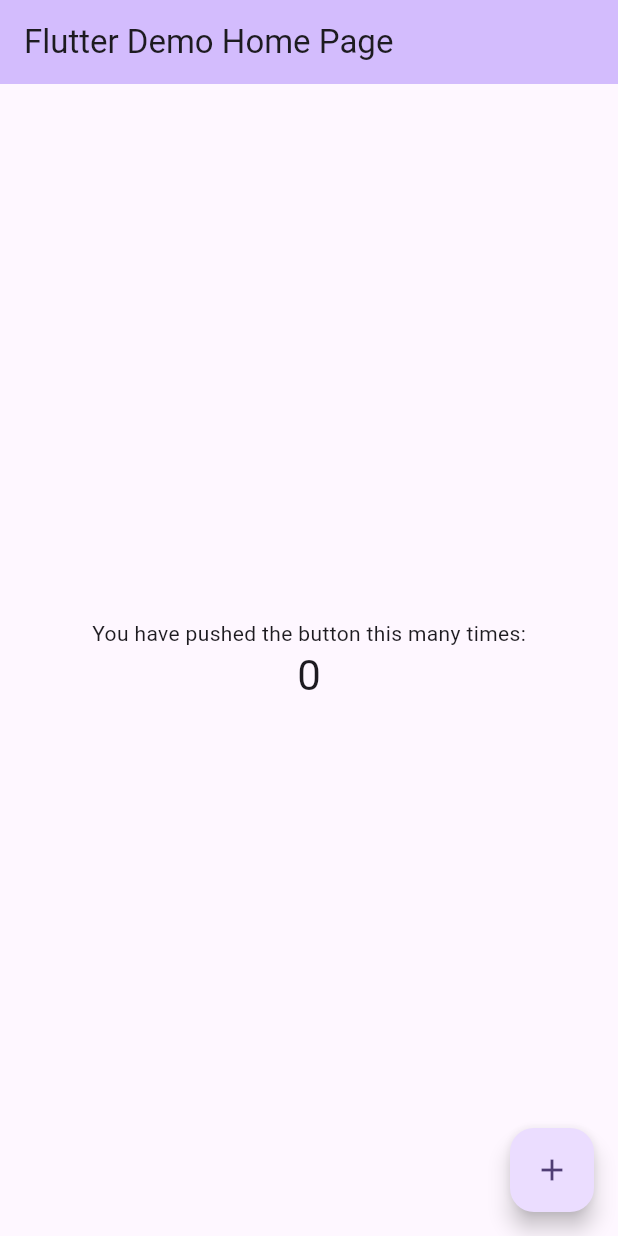
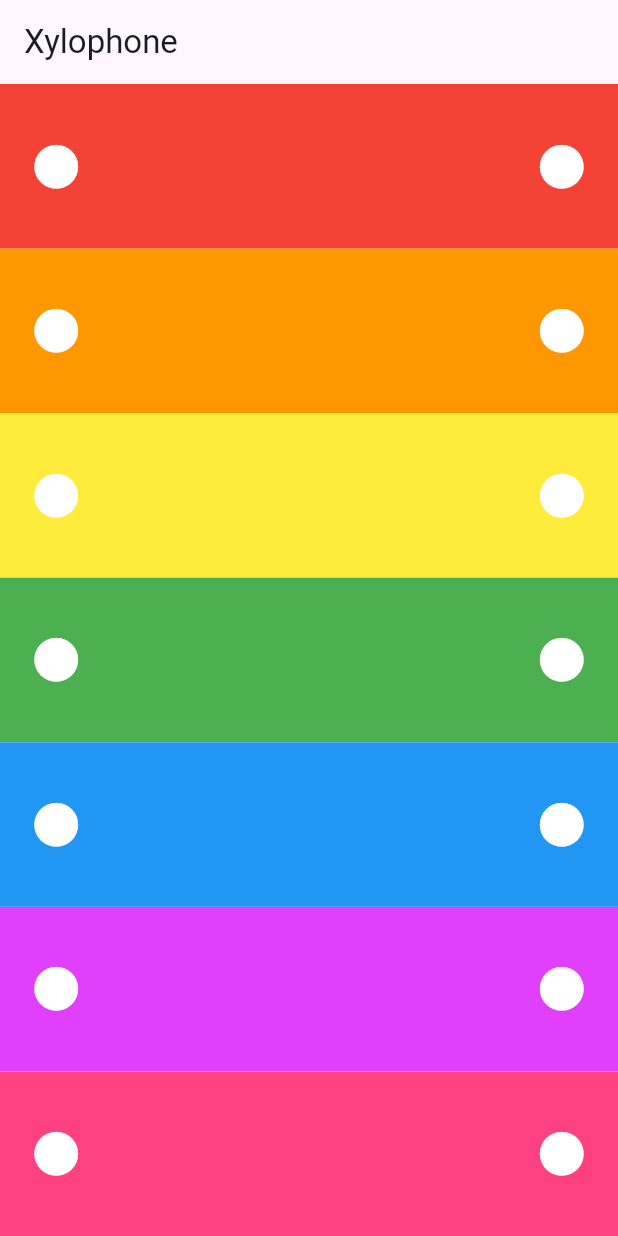
Before and after one commit to LeenMaraqa/Flutter-Training-Apps, a Flutter app: the screen it shows after launch, on a phone screen of 412 x 824 dp. Run offline on Flutter 3.47's test engine with Material 3 defaults, Android fonts, the phone set to English and light mode, and no system bars; our stand-ins replace just_audio.

Commit message:
feat(xylophone): build xylophone UI and implement sound functionality

```diff
--- a/lib/main.dart
+++ b/lib/main.dart
@@ -1,4 +1,5 @@
 import 'package:flutter/material.dart';
+import 'package:flutter_training_apps/xylophone/xylophone.dart';
 
 void main() {
   runApp(const MyApp());
@@ -7,116 +8,8 @@ void main() {
 class MyApp extends StatelessWidget {
   const MyApp({super.key});
 
-  // This widget is the root of your application.
   @override
   Widget build(BuildContext context) {
-    return MaterialApp(
-      title: 'Flutter Demo',
-      theme: ThemeData(
-        // This is the theme of your application.
-        //
-        // TRY THIS: Try running your application with "flutter run". You'll see
-        // the application has a purple toolbar. Then, without quitting the app,
-        // try changing the seedColor in the colorScheme below to Colors.green
-        // and then invoke "hot reload" (save your changes or press the "hot
-        // reload" button in a Flutter-supported IDE, or press "r" if you used
-        // the command line to start the app).
-        //
-        // Notice that the counter didn't reset back to zero; the application
-        // state is not lost during the reload. To reset the state, use hot
-        // restart instead.
-        //
-        // This works for code too, not just values: Most code changes can be
-        // tested with just a hot reload.
-        colorScheme: ColorScheme.fromSeed(seedColor: Colors.deepPurple),
-      ),
-      home: const MyHomePage(title: 'Flutter Demo Home Page'),
-    );
+    return Xylophone();
   }
 }
-
-class MyHomePage extends StatefulWidget {
-  const MyHomePage({super.key, required this.title});
-
-  // This widget is the home page of your application. It is stateful, meaning
-  // that it has a State object (defined below) that contains fields that affect
-  // how it looks.
-
-  // This class is the configuration for the state. It holds the values (in this
-  // case the title) provided by the parent (in this case the App widget) and
-  // used by the build method of the State. Fields in a Widget subclass are
-  // always marked "final".
-
-  final String title;
-
-  @override
-  State<MyHomePage> createState() => _MyHomePageState();
-}
-
-class _MyHomePageState extends State<MyHomePage> {
-  int _counter = 0;
-
-  void _incrementCounter() {
-    setState(() {
-      // This call to setState tells the Flutter framework that something has
-      // changed in this State, which causes it to rerun the build method below
-      // so that the display can reflect the updated values. If we changed
-      // _counter without calling setState(), then the build method would not be
-      // called again, and so nothing would appear to happen.
-      _counter++;
-    });
-  }
-
-  @override
-  Widget build(BuildContext context) {
-    // This method is rerun every time setState is called, for instance as done
-    // by the _incrementCounter method above.
-    //
-    // The Flutter framework has been optimized to make rerunning build methods
-    // fast, so that you can just rebuild anything that needs updating rather
-    // than having to individually change instances of widgets.
-    return Scaffold(
-      appBar: AppBar(
-        // TRY THIS: Try changing the color here to a specific color (to
-        // Colors.amber, perhaps?) and trigger a hot reload to see the AppBar
-        // change color while the other colors stay the same.
-        backgroundColor: Theme.of(context).colorScheme.inversePrimary,
-        // Here we take the value from the MyHomePage object that was created by
-        // the App.build method, and use it to set our appbar title.
-        title: Text(widget.title),
-      ),
-      body: Center(
-        // Center is a layout widget. It takes a single child and positions it
-        // in the middle of the parent.
-        child: Column(
-          // Column is also a layout widget. It takes a list of children and
-          // arranges them vertically. By default, it sizes itself to fit its
-          // children horizontally, and tries to be as tall as its parent.
-          //
-          // Column has various properties to control how it sizes itself and
-          // how it positions its children. Here we use mainAxisAlignment to
-          // center the children vertically; the main axis here is the vertical
-          // axis because Columns are vertical (the cross axis would be
-          // horizontal).
-          //
-          // TRY THIS: Invoke "debug painting" (choose the "Toggle Debug Paint"
-          // action in the IDE, or press "p" in the console), to see the
-          // wireframe for each widget.
-          mainAxisAlignment: MainAxisAlignment.center,
-          children: <Widget>[
-            const Text('You have pushed the button this many times:'),
-            Text(
-              '$_counter',
-              style: Theme.of(context).textTheme.headlineMedium,
-            ),
-          ],
-        ),
-      ),
-      floatingActionButton: FloatingActionButton(
-        onPressed: _incrementCounter,
-        tooltip: 'Increment',
-        child: const Icon(Icons.add),
-      ), // This trailing comma makes auto-formatting nicer for build methods.
-    );
-  }
-}
--- /dev/null
+++ b/lib/xylophone/xylophone.dart
@@ -0,0 +1,58 @@
+import 'package:flutter/material.dart';
+import 'package:just_audio/just_audio.dart';
+
+final player = AudioPlayer();
+
+class Xylophone extends StatelessWidget {
+  const Xylophone({super.key});
+
+  @override
+  Widget build(BuildContext context) {
+    return MaterialApp(
+      title: 'Xylophone ',
+      home: Scaffold(
+        appBar: AppBar(title: Text('Xylophone')),
+        body: Column(
+          children: [
+            Tile(color: Colors.red, noteSound: 'note1.wav'),
+            Tile(color: Colors.orange, noteSound: 'note2.wav'),
+            Tile(color: Colors.yellow, noteSound: 'note3.wav'),
+            Tile(color: Colors.green, noteSound: 'note4.wav'),
+            Tile(color: Colors.blue, noteSound: 'note5.wav'),
+            Tile(color: Colors.purpleAccent, noteSound: 'note6.wav'),
+            Tile(color: Colors.pinkAccent, noteSound: 'note7.wav'),
+          ],
+        ),
+      ),
+    );
+  }
+}
+
+class Tile extends StatelessWidget {
+  const Tile({super.key, required this.color, required this.noteSound});
+  final Color color;
+  final String noteSound;
+
+  @override
+  Widget build(BuildContext context) {
+    return Expanded(
+      child: GestureDetector(
+        onTap: () async {
+          await player.setAsset('assets/assets/audio/$noteSound');
+          player.play();
+        },
+        child: Container(
+          color: color,
+          padding: EdgeInsets.only(left: 20, right: 20),
+          child: Row(
+            mainAxisAlignment: MainAxisAlignment.spaceBetween,
+            children: [
+              const Icon(Icons.circle, size: 35, color: Colors.white),
+              const Icon(Icons.circle, size: 35, color: Colors.white),
+            ],
+          ),
+        ),
+      ),
+    );
+  }
+}
```
